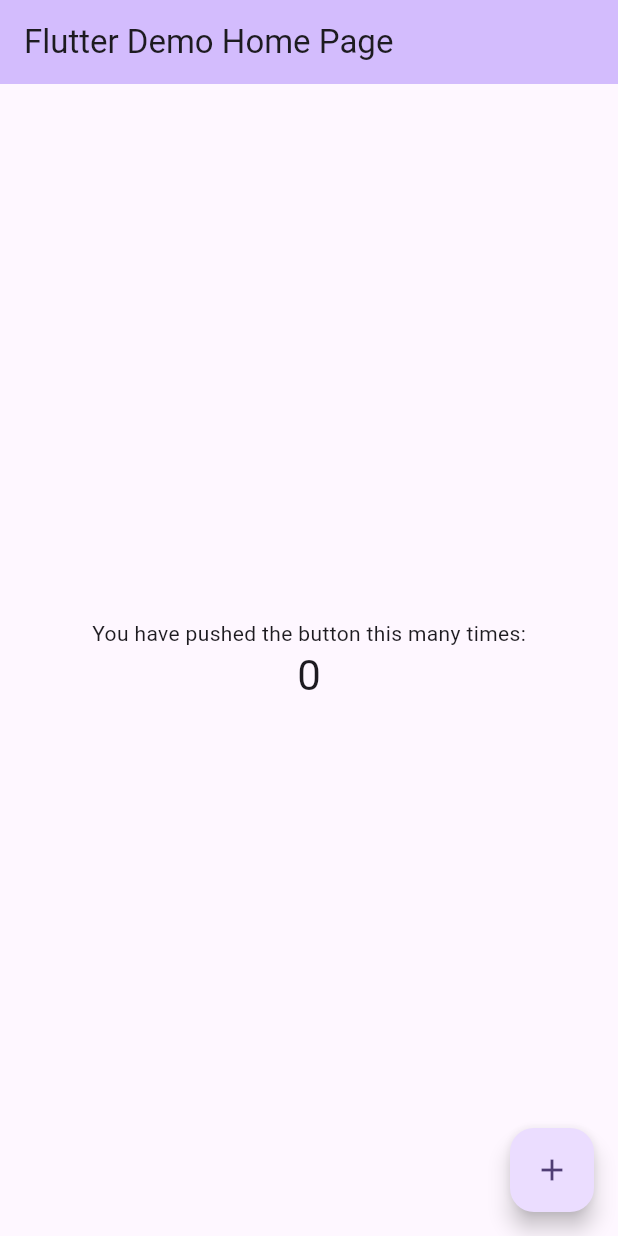
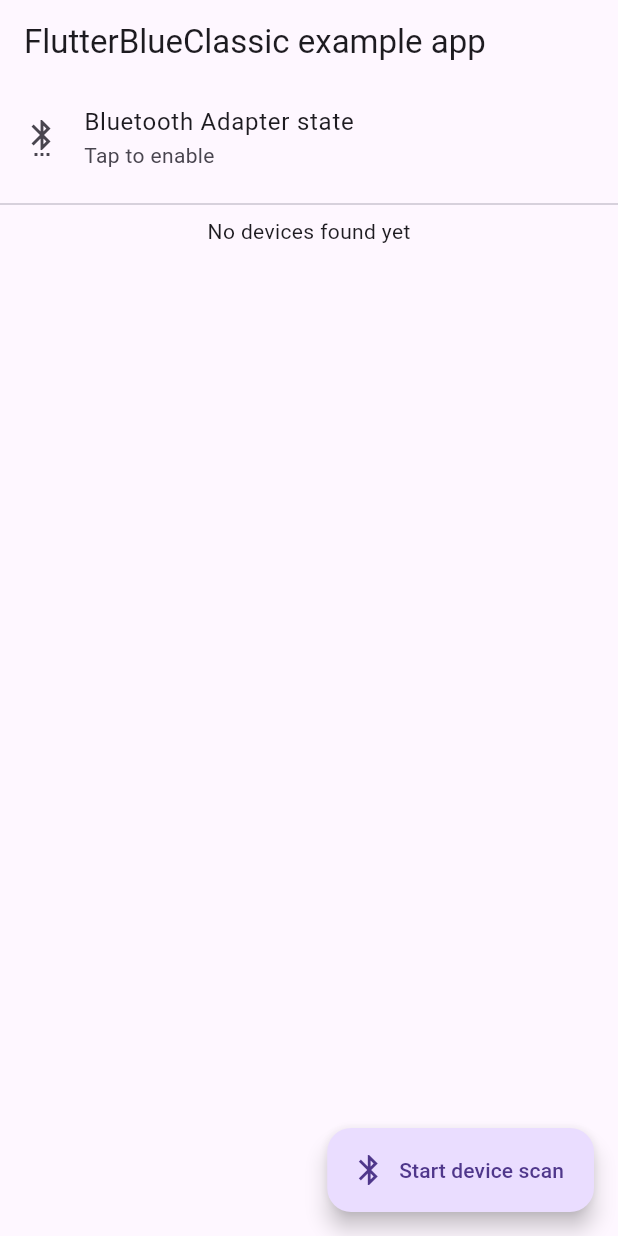
Before and after one commit to GreatApe77/frequencimetro_8051, a Flutter app: the screen it shows after launch, on a phone screen of 412 x 824 dp. Run offline on Flutter 3.47's test engine with Material 3 defaults, Android fonts, the phone set to English and light mode, and no system bars; missing offline and left inert: flutter_blue_classic.

Commit message:
add bluetooth lib

```diff
--- a/lib/main.dart
+++ b/lib/main.dart
@@ -1,4 +1,8 @@
+import 'dart:async';
+
+import 'package:flutter/foundation.dart';
 import 'package:flutter/material.dart';
+import 'package:flutter_blue_classic/flutter_blue_classic.dart';
 
 void main() {
   runApp(const MyApp());
@@ -7,116 +11,143 @@ void main() {
 class MyApp extends StatelessWidget {
   const MyApp({super.key});
 
-  // This widget is the root of your application.
   @override
   Widget build(BuildContext context) {
-    return MaterialApp(
-      title: 'Flutter Demo',
-      theme: ThemeData(
-        // This is the theme of your application.
-        //
-        // TRY THIS: Try running your application with "flutter run". You'll see
-        // the application has a purple toolbar. Then, without quitting the app,
-        // try changing the seedColor in the colorScheme below to Colors.green
-        // and then invoke "hot reload" (save your changes or press the "hot
-        // reload" button in a Flutter-supported IDE, or press "r" if you used
-        // the command line to start the app).
-        //
-        // Notice that the counter didn't reset back to zero; the application
-        // state is not lost during the reload. To reset the state, use hot
-        // restart instead.
-        //
-        // This works for code too, not just values: Most code changes can be
-        // tested with just a hot reload.
-        colorScheme: ColorScheme.fromSeed(seedColor: Colors.deepPurple),
-      ),
-      home: const MyHomePage(title: 'Flutter Demo Home Page'),
-    );
+    return const MaterialApp(home: MainScreen());
   }
 }
 
-class MyHomePage extends StatefulWidget {
-  const MyHomePage({super.key, required this.title});
-
-  // This widget is the home page of your application. It is stateful, meaning
-  // that it has a State object (defined below) that contains fields that affect
-  // how it looks.
-
-  // This class is the configuration for the state. It holds the values (in this
-  // case the title) provided by the parent (in this case the App widget) and
-  // used by the build method of the State. Fields in a Widget subclass are
-  // always marked "final".
-
-  final String title;
+class MainScreen extends StatefulWidget {
+  const MainScreen({super.key});
 
   @override
-  State<MyHomePage> createState() => _MyHomePageState();
+  State<MainScreen> createState() => _MainScreenState();
 }
 
-class _MyHomePageState extends State<MyHomePage> {
-  int _counter = 0;
+class _MainScreenState extends State<MainScreen> {
+  final _flutterBlueClassicPlugin = FlutterBlueClassic();
 
-  void _incrementCounter() {
+  BluetoothAdapterState _adapterState = BluetoothAdapterState.unknown;
+  StreamSubscription? _adapterStateSubscription;
+
+  final Set<BluetoothDevice> _scanResults = {};
+  StreamSubscription? _scanSubscription;
+
+  bool _isScanning = false;
+  int? _connectingToIndex;
+  StreamSubscription? _scanningStateSubscription;
+
+  @override
+  void initState() {
+    super.initState();
+    initPlatformState();
+  }
+
+  Future<void> initPlatformState() async {
+    BluetoothAdapterState adapterState = _adapterState;
+
+    try {
+      adapterState = await _flutterBlueClassicPlugin.adapterStateNow;
+      _adapterStateSubscription = _flutterBlueClassicPlugin.adapterState.listen(
+        (current) {
+          if (mounted) setState(() => _adapterState = current);
+        },
+      );
+      _scanSubscription = _flutterBlueClassicPlugin.scanResults.listen((
+        device,
+      ) {
+        if (mounted) setState(() => _scanResults.add(device));
+      });
+      _scanningStateSubscription = _flutterBlueClassicPlugin.isScanning.listen((
+        isScanning,
+      ) {
+        if (mounted) setState(() => _isScanning = isScanning);
+      });
+    } catch (e) {
+      if (kDebugMode) print(e);
+    }
+
+    if (!mounted) return;
+
     setState(() {
-      // This call to setState tells the Flutter framework that something has
-      // changed in this State, which causes it to rerun the build method below
-      // so that the display can reflect the updated values. If we changed
-      // _counter without calling setState(), then the build method would not be
-      // called again, and so nothing would appear to happen.
-      _counter++;
+      _adapterState = adapterState;
     });
   }
 
   @override
+  void dispose() {
+    _adapterStateSubscription?.cancel();
+    _scanSubscription?.cancel();
+    _scanningStateSubscription?.cancel();
+    super.dispose();
+  }
+
+  @override
   Widget build(BuildContext context) {
-    // This method is rerun every time setState is called, for instance as done
-    // by the _incrementCounter method above.
-    //
-    // The Flutter framework has been optimized to make rerunning build methods
-    // fast, so that you can just rebuild anything that needs updating rather
-    // than having to individually change instances of widgets.
+    List<BluetoothDevice> scanResults = _scanResults.toList();
+
     return Scaffold(
-      appBar: AppBar(
-        // TRY THIS: Try changing the color here to a specific color (to
-        // Colors.amber, perhaps?) and trigger a hot reload to see the AppBar
-        // change color while the other colors stay the same.
-        backgroundColor: Theme.of(context).colorScheme.inversePrimary,
-        // Here we take the value from the MyHomePage object that was created by
-        // the App.build method, and use it to set our appbar title.
-        title: Text(widget.title),
+      appBar: AppBar(title: const Text('FlutterBlueClassic example app')),
+      body: ListView(
+        children: [
+          ListTile(
+            title: const Text("Bluetooth Adapter state"),
+            subtitle: const Text("Tap to enable"),
+            trailing: Text(_adapterState.name),
+            leading: const Icon(Icons.settings_bluetooth),
+            onTap: () => _flutterBlueClassicPlugin.turnOn(),
+          ),
+          const Divider(),
+          if (scanResults.isEmpty)
+            const Center(child: Text("No devices found yet"))
+          else
+            for (var (index, result) in scanResults.indexed)
+              ListTile(
+                title: Text("${result.name ?? "???"} (${result.address})"),
+                subtitle: Text(
+                  "Bondstate: ${result.bondState.name}, Device type: ${result.type.name}",
+                ),
+                trailing:
+                    index == _connectingToIndex
+                        ? const CircularProgressIndicator()
+                        : Text("${result.rssi} dBm"),
+                onTap: () async {
+                  BluetoothConnection? connection;
+                  setState(() => _connectingToIndex = index);
+                  try {
+                    connection = await _flutterBlueClassicPlugin.connect(
+                      result.address,
+                    );
+                    if (!this.context.mounted) return;
+                    if (connection != null && connection.isConnected) {
+                      if (mounted) setState(() => _connectingToIndex = null);
+                    }
+                  } catch (e) {
+                    if (mounted) setState(() => _connectingToIndex = null);
+                    if (kDebugMode) print(e);
+                    connection?.dispose();
+                    ScaffoldMessenger.maybeOf(context)?.showSnackBar(
+                      const SnackBar(
+                        content: Text("Error connecting to device"),
+                      ),
+                    );
+                  }
+                },
+              ),
+        ],
       ),
-      body: Center(
-        // Center is a layout widget. It takes a single child and positions it
-        // in the middle of the parent.
-        child: Column(
-          // Column is also a layout widget. It takes a list of children and
-          // arranges them vertically. By default, it sizes itself to fit its
-          // children horizontally, and tries to be as tall as its parent.
-          //
-          // Column has various properties to control how it sizes itself and
-          // how it positions its children. Here we use mainAxisAlignment to
-          // center the children vertically; the main axis here is the vertical
-          // axis because Columns are vertical (the cross axis would be
-          // horizontal).
-          //
-          // TRY THIS: Invoke "debug painting" (choose the "Toggle Debug Paint"
-          // action in the IDE, or press "p" in the console), to see the
-          // wireframe for each widget.
-          mainAxisAlignment: MainAxisAlignment.center,
-          children: <Widget>[
-            const Text('You have pushed the button this many times:'),
-            Text(
-              '$_counter',
-              style: Theme.of(context).textTheme.headlineMedium,
-            ),
-          ],
-        ),
+      floatingActionButton: FloatingActionButton.extended(
+        onPressed: () {
+          if (_isScanning) {
+            _flutterBlueClassicPlugin.stopScan();
+          } else {
+            _scanResults.clear();
+            _flutterBlueClassicPlugin.startScan();
+          }
+        },
+        label: Text(_isScanning ? "Scanning..." : "Start device scan"),
+        icon: Icon(_isScanning ? Icons.bluetooth_searching : Icons.bluetooth),
       ),
-      floatingActionButton: FloatingActionButton(
-        onPressed: _incrementCounter,
-        tooltip: 'Increment',
-        child: const Icon(Icons.add),
-      ), // This trailing comma makes auto-formatting nicer for build methods.
     );
   }
 }
--- a/pubspec.yaml
+++ b/pubspec.yaml
@@ -34,6 +34,7 @@ dependencies:
   # The following adds the Cupertino Icons font to your application.
   # Use with the CupertinoIcons class for iOS style icons.
   cupertino_icons: ^1.0.8
+  flutter_blue_classic: ^0.0.5
 
 dev_dependencies:
   flutter_test:
```
Also changed, not shown: pubspec.lock, 2 other files.
